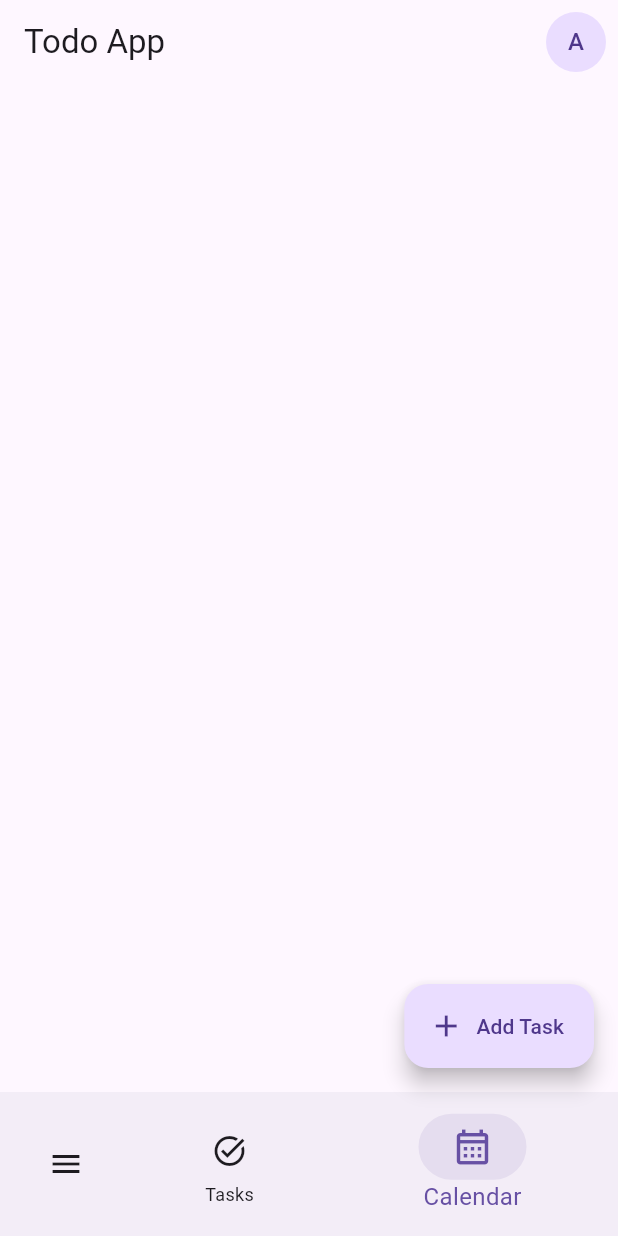
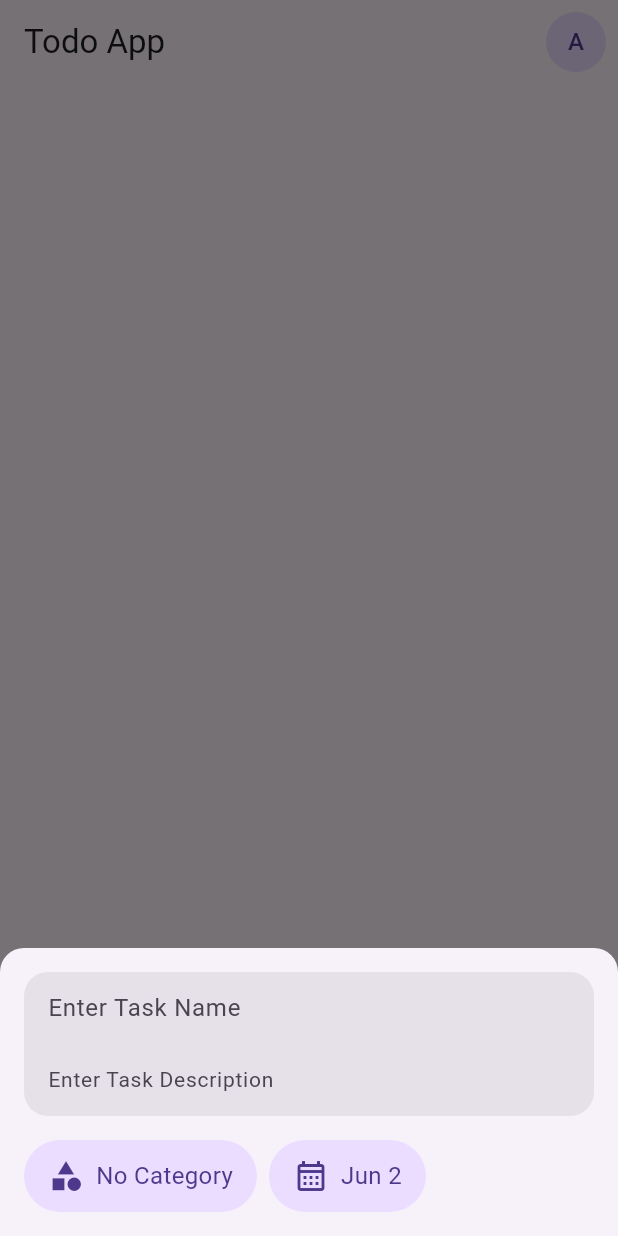
Before and after one commit to HexaRy0/todo_app, a Flutter app: the screen it shows after launch, item 3 of the bottom bar chosen, after a tap on "Add Task", on a phone screen of 412 x 824 dp. Run offline on Flutter 3.47's test engine with Material 2 defaults, Android fonts, the phone set to English and light mode, and no system bars; drawn by our look-alikes of dynamic_color, flutter_form_builder; our stand-ins replace flutter_riverpod, riverpod.

Commit message:
feat: add riverpod state management and add 'add task' design

```diff
--- a/lib/main.dart
+++ b/lib/main.dart
@@ -1,9 +1,10 @@
 import 'package:dynamic_color/dynamic_color.dart';
 import 'package:flutter/material.dart';
+import 'package:flutter_riverpod/flutter_riverpod.dart';
 import 'package:todo_app/screens/home/home.dart';
 
 void main() {
-  runApp(const MyApp());
+  runApp(const ProviderScope(child: MyApp()));
 }
 
 class MyApp extends StatelessWidget {
--- a/lib/model/category.dart
+++ b/lib/model/category.dart
@@ -1,47 +1,15 @@
 import 'package:flutter/material.dart';
 
-class Category {
+class CategoryData {
   final String id;
   final String name;
   final IconData icon;
 
-  Category({
+  CategoryData({
     required this.id,
     required this.name,
     required this.icon,
   });
-
-  static List<Category> categoryList = [
-    Category(
-      id: "1",
-      name: "All",
-      icon: Icons.task_alt,
-    ),
-    Category(
-      id: "2",
-      name: "Work",
-      icon: Icons.work,
-    ),
-    Category(
-      id: "3",
-      name: "Personal",
-      icon: Icons.person,
-    ),
-    Category(
-      id: "4",
-      name: "Shopping",
-      icon: Icons.shopping_bag,
-    ),
-    Category(
-      id: "5",
-      name: "Others",
-      icon: Icons.category,
-    ),
-  ];
-
-  static Category getCategoryById(String id) {
-    return categoryList.firstWhere((category) => category.id == id);
-  }
 
   @override
   String toString() {
@@ -52,7 +20,7 @@ class Category {
   bool operator ==(Object other) {
     if (identical(this, other)) return true;
 
-    return other is Category && other.id == id && other.name == name && other.icon == icon;
+    return other is CategoryData && other.id == id && other.name == name && other.icon == icon;
   }
 
   @override
--- a/lib/model/task.dart
+++ b/lib/model/task.dart
@@ -4,7 +4,7 @@ class TaskData {
   final String title;
   final String description;
   final DateTime date;
-  final Category category;
+  final CategoryData category;
   bool isCompleted;
 
   TaskData({
@@ -14,4 +14,20 @@ class TaskData {
     required this.category,
     this.isCompleted = false,
   });
+
+  TaskData copyWith({
+    String? title,
+    String? description,
+    DateTime? date,
+    CategoryData? category,
+    bool? isCompleted,
+  }) {
+    return TaskData(
+      title: title ?? this.title,
+      description: description ?? this.description,
+      date: date ?? this.date,
+      category: category ?? this.category,
+      isCompleted: isCompleted ?? this.isCompleted,
+    );
+  }
 }
--- /dev/null
+++ b/lib/providers/category_provider.dart
@@ -0,0 +1,64 @@
+import 'package:flutter/material.dart';
+import 'package:riverpod/riverpod.dart';
+import 'package:todo_app/model/category.dart';
+
+class CategoriesClass extends StateNotifier<List<CategoryData>> {
+  CategoriesClass([List<CategoryData>? initialCategories])
+      : super(
+          initialCategories ??
+              [
+                CategoryData(
+                  id: "1",
+                  name: "All",
+                  icon: Icons.task_alt,
+                ),
+                CategoryData(
+                  id: "2",
+                  name: "Work",
+                  icon: Icons.work,
+                ),
+                CategoryData(
+                  id: "3",
+                  name: "Personal",
+                  icon: Icons.person,
+                ),
+                CategoryData(
+                  id: "4",
+                  name: "Shopping",
+                  icon: Icons.shopping_bag,
+                ),
+                CategoryData(
+                  id: "5",
+                  name: "Happy",
+                  icon: Icons.mood,
+                ),
+                CategoryData(
+                  id: "6",
+                  name: "Sad",
+                  icon: Icons.mood_bad,
+                ),
+                CategoryData(
+                  id: "7",
+                  name: "Angry",
+                  icon: Icons.mode_edit_outline,
+                ),
+                CategoryData(
+                  id: "8",
+                  name: "Others",
+                  icon: Icons.category,
+                ),
+              ],
+        );
+
+  void addTask(CategoryData newCategory) {
+    state = [...state, newCategory];
+  }
+
+  void removeTask(CategoryData category) {
+    state = state.where((element) => element != category).toList();
+  }
+}
+
+final categoriesProvider = StateNotifierProvider<CategoriesClass, List<CategoryData>>((ref) {
+  return CategoriesClass();
+});
--- /dev/null
+++ b/lib/providers/task_provider.dart
@@ -0,0 +1,83 @@
+import 'package:flutter/material.dart';
+import 'package:riverpod/riverpod.dart';
+import 'package:todo_app/model/category.dart';
+import 'package:todo_app/model/task.dart';
+
+class Tasks extends StateNotifier<List<TaskData>> {
+  Tasks([List<TaskData>? initialTasks])
+      : super(initialTasks ??
+            [
+              TaskData(
+                title: "Test",
+                description: "description",
+                date: DateTime.now(),
+                category: CategoryData(
+                  id: "8",
+                  name: "Others",
+                  icon: Icons.category,
+                ),
+              ),
+              TaskData(
+                title: "Test",
+                description: "description",
+                date: DateTime.now(),
+                category: CategoryData(
+                  id: "2",
+                  name: "Work",
+                  icon: Icons.work,
+                ),
+              ),
+              TaskData(
+                title: "Test",
+                description: "description",
+                date: DateTime.now(),
+                category: CategoryData(
+                  id: "3",
+                  name: "Personal",
+                  icon: Icons.person,
+                ),
+              ),
+              TaskData(
+                title: "Test",
+                description: "description",
+                date: DateTime.now(),
+                category: CategoryData(
+                  id: "4",
+                  name: "Shopping",
+                  icon: Icons.shopping_bag,
+                ),
+              ),
+              TaskData(
+                title: "Test",
+                description: "description",
+                date: DateTime.now(),
+                category: CategoryData(
+                  id: "5",
+                  name: "Happy",
+                  icon: Icons.mood,
+                ),
+              )
+            ]);
+
+  void addTask(TaskData newTask) {
+    state = [...state, newTask];
+  }
+
+  void updateTask(TaskData task) {
+    state = state.map((element) => element == task ? task : element).toList();
+  }
+
+  void toggleTask(TaskData task) {
+    state = state
+        .map((element) => element == task ? task.copyWith(isCompleted: !task.isCompleted) : element)
+        .toList();
+  }
+
+  void removeTask(TaskData task) {
+    state = state.where((element) => element != task).toList();
+  }
+}
+
+final tasksProvider = StateNotifierProvider<Tasks, List<TaskData>>((ref) {
+  return Tasks();
+});
--- /dev/null
+++ b/lib/screens/add_task/add_task.dart
@@ -0,0 +1,224 @@
+import 'package:flutter/material.dart';
+import 'package:flutter_form_builder/flutter_form_builder.dart';
+import 'package:flutter_riverpod/flutter_riverpod.dart';
+import 'package:intl/intl.dart';
+import 'package:todo_app/model/category.dart';
+import 'package:todo_app/providers/category_provider.dart';
+import 'package:todo_app/widgets/chips.dart';
+
+class AddTaskScreen extends ConsumerStatefulWidget {
+  const AddTaskScreen({super.key});
+
+  @override
+  ConsumerState<AddTaskScreen> createState() => _AddTaskScreenState();
+}
+
+class _AddTaskScreenState extends ConsumerState<AddTaskScreen> {
+  final GlobalKey<FormBuilderState> _addTaskFormKey = GlobalKey<FormBuilderState>();
+  CategoryData? _selectedCategory;
+  DateTime? _pickedDate;
+
+  @override
+  Widget build(BuildContext context) {
+    final categories = ref.watch(categoriesProvider);
+    final mediaQuery = MediaQuery.of(context);
+
+    return FormBuilder(
+      key: _addTaskFormKey,
+      child: Padding(
+        padding: EdgeInsets.only(
+          top: 16,
+          right: 16,
+          bottom: mediaQuery.viewInsets.bottom + 16,
+          left: 16,
+        ),
+        child: Column(
+          mainAxisSize: MainAxisSize.min,
+          children: [
+            FormBuilderTextField(
+              name: 'title',
+              autofocus: true,
+              decoration: const InputDecoration(
+                hintText: "Enter Task Name",
+                filled: true,
+                contentPadding: EdgeInsets.symmetric(
+                  vertical: 4,
+                  horizontal: 12,
+                ),
+                border: OutlineInputBorder(
+                  borderSide: BorderSide.none,
+                  borderRadius: BorderRadius.only(
+                    topLeft: Radius.circular(16),
+                    topRight: Radius.circular(16),
+                  ),
+                ),
+              ),
+              validator: (value) {
+                if (value == null || value.isEmpty) {
+                  return 'Please enter title';
+                }
+                return null;
+              },
+            ),
+            FormBuilderTextField(
+              name: 'description',
+              style: const TextStyle(
+                fontSize: 14,
+                height: 1.5,
+              ),
+              decoration: const InputDecoration(
+                filled: true,
+                hintText: "Enter Task Description",
+                contentPadding: EdgeInsets.symmetric(
+                  vertical: 4,
+                  horizontal: 12,
+                ),
+                border: OutlineInputBorder(
+                  borderSide: BorderSide.none,
+                  borderRadius: BorderRadius.only(
+                    bottomLeft: Radius.circular(16),
+                    bottomRight: Radius.circular(16),
+                  ),
+                ),
+              ),
+              validator: (value) {
+                if (value == null || value.isEmpty) {
+                  return 'Please enter title';
+                }
+                return null;
+              },
+            ),
+            const SizedBox(height: 16),
+            Row(
+              children: [
+                SizedBox(
+                  height: 48,
+                  child: GestureDetector(
+                    onTap: () {
+                      showDialog(
+                        context: context,
+                        builder: (context) => AlertDialog(
+                          title: const Text("Select Category"),
+                          content: SizedBox(
+                            width: 300,
+                            child: SingleChildScrollView(
+                              child: Column(
+                                mainAxisSize: MainAxisSize.min,
+                                children: [
+                                  ...categories.map((category) {
+                                    return Container(
+                                      margin: const EdgeInsets.only(bottom: 8),
+                                      height: 48,
+                                      width: double.infinity,
+                                      child: Chips(
+                                        icon: category.icon,
+                                        text: category.name,
+                                        isActive: true,
+                                        onPressed: () {
+                                          setState(() {
+                                            _selectedCategory = category;
+                                          });
+                                          Navigator.pop(context);
+                                        },
+                                      ),
+                                    );
+                                  }),
+                                  const SizedBox(
+                                    height: 48,
+                                    width: double.infinity,
+                                    child: Chips(
+                                      icon: Icons.add,
+                                      text: "Add New Category",
+                                      isActive: true,
+                                    ),
+                                  ),
+                                ],
+                              ),
+                            ),
+                          ),
+                        ),
+                      );
+                    },
+                    child: Container(
+                      padding: const EdgeInsets.symmetric(horizontal: 16),
+                      margin: const EdgeInsets.only(right: 8),
+                      decoration: BoxDecoration(
+                        color: Theme.of(context).colorScheme.primaryContainer,
+                        borderRadius: BorderRadius.circular(999),
+                      ),
+                      child: Row(
+                        mainAxisSize: MainAxisSize.min,
+                        children: [
+                          Icon(
+                            _selectedCategory?.icon ?? Icons.category,
+                            size: 24,
+                            color: Theme.of(context).colorScheme.onPrimaryContainer,
+                          ),
+                          const SizedBox(width: 8),
+                          Text(
+                            _selectedCategory?.name ?? "No Category",
+                            style: TextStyle(
+                              fontSize: 16,
+                              color: Theme.of(context).colorScheme.onPrimaryContainer,
+                            ),
+                          ),
+                        ],
+                      ),
+                    ),
+                  ),
+                ),
+                SizedBox(
+                  height: 48,
+                  child: GestureDetector(
+                    onTap: () async {
+                      final pickedDate = await showDatePicker(
+                        context: context,
+                        initialDate: DateTime.now(),
+                        firstDate: DateTime.now().subtract(
+                          const Duration(days: 365),
+                        ),
+                        lastDate: DateTime.now().add(
+                          const Duration(days: 365),
+                        ),
+                      );
+
+                      setState(() {
+                        _pickedDate = pickedDate;
+                      });
+                    },
+                    child: Container(
+                      padding: const EdgeInsets.symmetric(horizontal: 16),
+                      margin: const EdgeInsets.only(right: 8),
+                      decoration: BoxDecoration(
+                        color: Theme.of(context).colorScheme.primaryContainer,
+                        borderRadius: BorderRadius.circular(999),
+                      ),
+                      child: Row(
+                        mainAxisSize: MainAxisSize.min,
+                        children: [
+                          Icon(
+                            Icons.calendar_month_outlined,
+                            size: 24,
+                            color: Theme.of(context).colorScheme.onPrimaryContainer,
+                          ),
+                          const SizedBox(width: 8),
+                          Text(
+                            DateFormat.MMMd().format(_pickedDate ?? DateTime.now()),
+                            style: TextStyle(
+                              fontSize: 16,
+                              color: Theme.of(context).colorScheme.onPrimaryContainer,
+                            ),
+                          ),
+                        ],
+                      ),
+                    ),
+                  ),
+                ),
+              ],
+            ),
+          ],
+        ),
+      ),
+    );
+  }
+}
--- a/lib/screens/home/home.dart
+++ b/lib/screens/home/home.dart
@@ -1,4 +1,5 @@
 import 'package:flutter/material.dart';
+import 'package:todo_app/screens/add_task/add_task.dart';
 import 'package:todo_app/screens/task_list/task_list.dart';
 import 'package:todo_app/widgets/menu_button.dart';
 
@@ -17,6 +18,21 @@ class _HomeScreenState extends State<HomeScreen> {
     Container(),
   ];
 
+  void _showAddTaskBottomSheet() {
+    showModalBottomSheet(
+      context: context,
+      isScrollControlled: true,
+      shape: const RoundedRectangleBorder(
+        borderRadius: BorderRadius.vertical(
+          top: Radius.circular(16),
+        ),
+      ),
+      builder: (context) {
+        return const AddTaskScreen();
+      },
+    );
+  }
+
   @override
   Widget build(BuildContext context) {
     return Scaffold(
@@ -33,7 +49,7 @@ class _HomeScreenState extends State<HomeScreen> {
       ),
       body: _pages[index],
       floatingActionButton: FloatingActionButton.extended(
-        onPressed: () {},
+        onPressed: _showAddTaskBottomSheet,
         icon: const Icon(Icons.add),
         label: const Text('Add Task'),
       ),
--- a/lib/screens/task_list/task_list.dart
+++ b/lib/screens/task_list/task_list.dart
@@ -1,56 +1,35 @@
 import 'package:flutter/material.dart';
+import 'package:flutter_riverpod/flutter_riverpod.dart';
 import 'package:intl/intl.dart';
 import 'package:todo_app/model/category.dart';
 import 'package:todo_app/model/task.dart';
+import 'package:todo_app/providers/category_provider.dart';
+import 'package:todo_app/providers/task_provider.dart';
 import 'package:todo_app/widgets/chips.dart';
 
-class TaskListScreen extends StatefulWidget {
+class TaskListScreen extends ConsumerStatefulWidget {
   const TaskListScreen({super.key});
 
   @override
-  State<TaskListScreen> createState() => TaskListScreenState();
+  ConsumerState<TaskListScreen> createState() => TaskListScreenState();
 }
 
-class TaskListScreenState extends State<TaskListScreen> {
-  Category selectedCategory = Category.getCategoryById("1");
-  List<TaskData> taskList = [
-    TaskData(
-      title: "Test",
-      description: "description",
-      date: DateTime.now(),
-      category: Category.getCategoryById("2"),
-    ),
-    TaskData(
-      title: "Test",
-      description: "description",
-      date: DateTime.now(),
-      category: Category.getCategoryById("2"),
-    ),
-    TaskData(
-      title: "Test",
-      description: "description",
-      date: DateTime.now(),
-      category: Category.getCategoryById("3"),
-    ),
-    TaskData(
-      title: "Test",
-      description: "description",
-      date: DateTime.now(),
-      category: Category.getCategoryById("4"),
-    ),
-    TaskData(
-      title: "Test",
-      description: "description",
-      date: DateTime.now(),
-      category: Category.getCategoryById("5"),
-    ),
-  ];
+class TaskListScreenState extends ConsumerState<TaskListScreen> {
+  late CategoryData? selectedCategory;
+
+  @override
+  void initState() {
+    selectedCategory = ref.read(categoriesProvider)[0];
+    super.initState();
+  }
 
   @override
   Widget build(BuildContext context) {
-    List<TaskData> filteredTaskList = selectedCategory == Category.getCategoryById("1")
-        ? taskList
-        : taskList.where((element) => element.category == selectedCategory).toList();
+    final tasks = ref.watch(tasksProvider);
+    final categories = ref.watch(categoriesProvider);
+    List<TaskData> filteredTaskList = selectedCategory == categories[0]
+        ? tasks
+        : tasks.where((element) => element.category == selectedCategory).toList();
 
     return ListView(
       primary: true,
@@ -64,15 +43,15 @@ class TaskListScreenState extends State<TaskListScreen> {
                 height: 48,
                 child: ListView.builder(
                   scrollDirection: Axis.horizontal,
-                  itemCount: Category.categoryList.length,
+                  itemCount: categories.length,
                   itemBuilder: (context, index) {
                     return Chips(
-                      icon: Category.categoryList[index].icon,
-                      text: Category.categoryList[index].name,
-                      isActive: selectedCategory == Category.categoryList[index],
+                      icon: categories[index].icon,
+                      text: categories[index].name,
+                      isActive: selectedCategory == categories[index],
                       onPressed: () {
                         setState(() {
-                          selectedCategory = Category.categoryList[index];
+                          selectedCategory = categories[index];
                         });
                       },
                     );
@@ -89,9 +68,7 @@ class TaskListScreenState extends State<TaskListScreen> {
           itemBuilder: (context, index) {
             return GestureDetector(
               onTap: () {
-                setState(() {
-                  print("tapped");
-                });
+                setState(() {});
               },
               child: Container(
                 margin: const EdgeInsets.symmetric(horizontal: 8, vertical: 4),
--- a/pubspec.yaml
+++ b/pubspec.yaml
@@ -32,7 +32,10 @@ dependencies:
   dynamic_color: ^1.6.5
   flutter:
     sdk: flutter
+  flutter_form_builder: ^9.0.0
+  flutter_riverpod: ^2.3.6
   intl: ^0.18.1
+  riverpod: ^2.3.6
 
 dev_dependencies:
   flutter_lints: ^2.0.0
```
Also changed, not shown: pubspec.lock.
